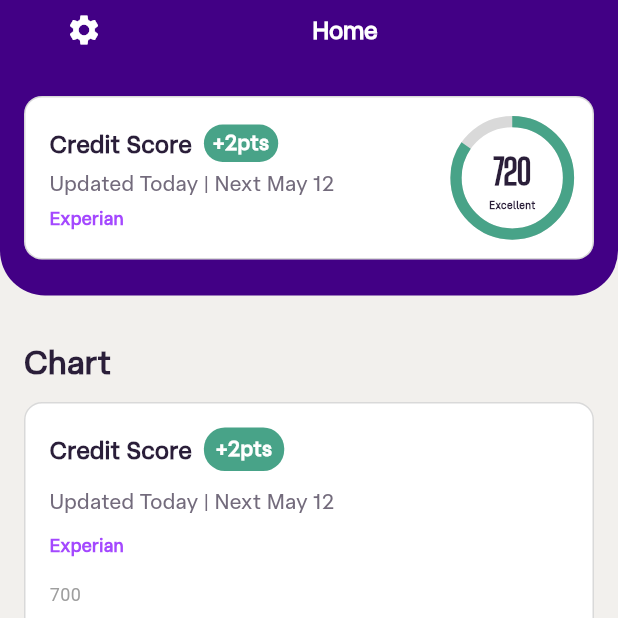
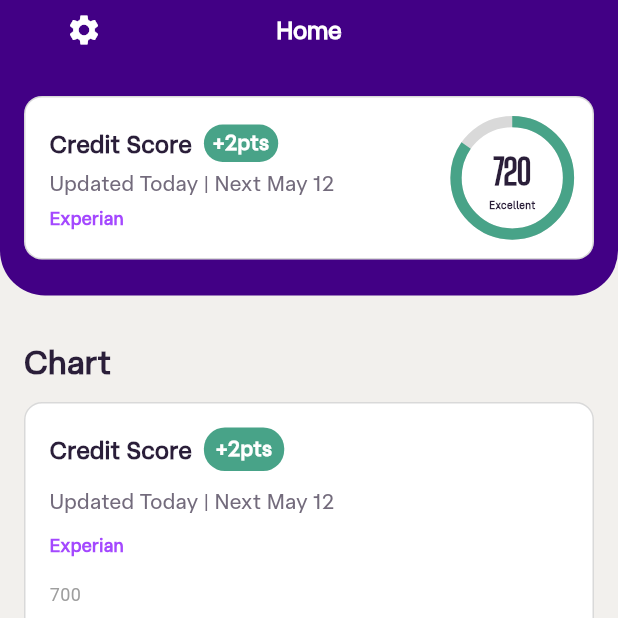
Before and after one commit to Tsames/ava_take_home, a Flutter app: the screen it shows after launch, after a tap on the "refresh" icon, on a phone screen of 412 x 824 dp, the top half of it. Run offline on Flutter 3.47's test engine with Material 3 defaults, Android fonts, the phone set to English and light mode, and no system bars; drawn by our look-alikes of fl_chart; our stand-ins replace flutter_riverpod, hive, hive_flutter; accounts and stored records are empty; Roboto replaces fonts that are missing (Inter).

Commit message:
Added modal and adjusted a few items. Added a README.

```diff
--- a/lib/common/repository/state_provider.dart
+++ b/lib/common/repository/state_provider.dart
@@ -7,6 +7,7 @@ import 'package:meet_ava_take_home/common/user_data.dart';
 
 import '../credit_account.dart';
 
+final feedbackVisibilityProvider = StateProvider<bool>((ref) => false);
 final creditScoreProvider = StateProvider<int>((ref) => 720);
 final totalBalanceProvider = StateProvider<int>((ref) => 8390);
 final creditBalanceProvider = StateProvider<int>((ref) => 75);
@@ -56,7 +57,6 @@ class UserDataNotifier extends StateNotifier<UserData?> {
       final storedData = await HiveStorageService.getUserData();
 
       if (storedData == null) {
-        // Save defaults if no data exists
         await HiveStorageService.saveUserData(_defaultUserData);
         state = _defaultUserData;
       } else {
--- a/lib/pages/home/custom_app_bar.dart
+++ b/lib/pages/home/custom_app_bar.dart
@@ -1,5 +1,4 @@
 import 'package:flutter/material.dart';
-import 'package:meet_ava_take_home/pages/settings/display/settings_display.dart';
 import 'package:meet_ava_take_home/pages/settings/settings_page.dart';
 
 import '../../common/styles/app_colors.dart';
@@ -13,17 +12,21 @@ class CustomAppBar extends StatelessWidget {
     return Container(
       padding: const EdgeInsets.only(left: 16, right: 16, bottom: 24, top: 8),
       decoration: BoxDecoration(color: AppColors.headBackground),
-      child: Row(
-        mainAxisAlignment: MainAxisAlignment.spaceBetween,
+      child: Stack(
+        alignment: Alignment.center,
         children: [
-          IconButton(
-            icon: Icon(Icons.settings, color: AppColors.white),
-            onPressed: () {
-              Navigator.of(context).push(MaterialPageRoute(builder: (context) => const SettingsPage()));
-            },
+          Center(
+            child: Text('Home', style: AppTextStyles.cardHeadlineStyle.copyWith(color: AppColors.white)),
           ),
-          Text('Home', style: AppTextStyles.cardHeadlineStyle.copyWith(color: AppColors.white)),
-          const SizedBox(),
+          Positioned(
+            left: 0,
+            child: IconButton(
+              icon: Icon(Icons.settings, color: AppColors.white),
+              onPressed: () {
+                Navigator.of(context).push(MaterialPageRoute(builder: (context) => const SettingsPage()));
+              },
+            ),
+          ),
         ],
       ),
     );
--- /dev/null
+++ b/lib/pages/home/feedback_modal.dart
@@ -0,0 +1,74 @@
+import 'package:flutter/material.dart';
+import 'package:flutter_riverpod/flutter_riverpod.dart';
+import 'package:meet_ava_take_home/common/styles/app_text_styles.dart';
+
+import '../../common/repository/state_provider.dart';
+import '../../common/styles/app_colors.dart';
+
+class FeedbackWidget extends ConsumerWidget {
+  const FeedbackWidget({super.key});
+
+  @override
+  Widget build(BuildContext context, WidgetRef ref) {
+    final isVisible = ref.watch(feedbackVisibilityProvider);
+    return AnimatedPositioned(
+      duration: const Duration(milliseconds: 500),
+      curve: Curves.easeInOut,
+      bottom: isVisible ? 0 : -500,
+      left: 0,
+      right: 0,
+      child: Container(
+        padding: const EdgeInsets.only(top: 25, left: 10, right: 10, bottom: 50),
+        decoration: BoxDecoration(
+          color: AppColors.pageBackground,
+          borderRadius: const BorderRadius.only(topLeft: Radius.circular(32), topRight: Radius.circular(32)),
+          border: Border(top: BorderSide(color: AppColors.pink, width: 15)),
+        ),
+        child: Center(
+          child: Column(
+            children: [
+              Text('Give us feedback!', style: AppTextStyles.cardHeadlineStyle),
+              SizedBox(height: 15),
+              TextField(
+                keyboardType: TextInputType.text,
+                style: AppTextStyles.settingsEditFieldData,
+                minLines: 3,
+                maxLines: 5,
+                decoration: InputDecoration(
+                  hintText: "It's been helpful so far!",
+                  hintStyle: AppTextStyles.settingsStaticFieldData,
+                  isDense: true,
+                  filled: true,
+                  fillColor: AppColors.white,
+                  contentPadding: const EdgeInsets.symmetric(horizontal: 10, vertical: 10),
+                  border: OutlineInputBorder(
+                    borderRadius: BorderRadius.circular(8),
+                    borderSide: const BorderSide(color: Colors.white, width: 0),
+                  ),
+                  focusedBorder: OutlineInputBorder(
+                    borderRadius: BorderRadius.circular(8),
+                    borderSide: const BorderSide(color: AppColors.headBackground),
+                  ),
+                ),
+              ),
+              SizedBox(height: 15),
+              ElevatedButton(
+                onPressed: () {
+                  final notifier = ref.read(feedbackVisibilityProvider.notifier);
+                  notifier.state = false;
+                },
+                style: ElevatedButton.styleFrom(
+                  backgroundColor: AppColors.headBackground,
+                  shape: RoundedRectangleBorder(borderRadius: BorderRadius.circular(8)),
+                ),
+                child: Center(
+                  child: Text("Send feedback", style: AppTextStyles.cardHeadlineStyle.copyWith(color: AppColors.white)),
+                ),
+              ),
+            ],
+          ),
+        ),
+      ),
+    );
+  }
+}
--- a/lib/pages/home/home_page.dart
+++ b/lib/pages/home/home_page.dart
@@ -1,6 +1,8 @@
 import 'package:flutter/material.dart';
+import 'package:flutter_riverpod/flutter_riverpod.dart';
 import 'package:meet_ava_take_home/common/styles/app_colors.dart';
 import 'package:meet_ava_take_home/pages/home/custom_app_bar.dart';
+import 'package:meet_ava_take_home/pages/home/feedback_modal.dart';
 import 'package:meet_ava_take_home/pages/home/floating_home_button.dart';
 import 'package:meet_ava_take_home/pages/home/home_page_section.dart';
 import 'package:meet_ava_take_home/pages/home/home_page_styled_card.dart';
@@ -11,16 +13,21 @@ import 'package:meet_ava_take_home/pages/home/sections/credit_details.dart';
 import 'package:meet_ava_take_home/pages/home/sections/credit_factors.dart';
 import 'package:meet_ava_take_home/pages/home/sections/credit_utilization.dart';
 
-class HomePage extends StatelessWidget {
+import '../../common/repository/state_provider.dart';
+
+class HomePage extends ConsumerWidget {
   const HomePage({super.key});
 
   @override
-  Widget build(BuildContext context) {
+  Widget build(BuildContext context, WidgetRef ref) {
+    final modalActive = ref.watch(feedbackVisibilityProvider);
     return Scaffold(
       appBar: AppBar(title: CustomAppBar(), backgroundColor: AppColors.headBackground),
       backgroundColor: AppColors.pageBackground,
-      floatingActionButton: FloatingHomeButton(),
-      body: Column(
+      floatingActionButton: !modalActive ? FloatingHomeButton() : null,
+      body: Stack(
+        children: [
+          Column(
             mainAxisAlignment: MainAxisAlignment.start,
             children: [
               Expanded(
@@ -30,7 +37,6 @@ class HomePage extends StatelessWidget {
                     mainAxisAlignment: MainAxisAlignment.start,
                     crossAxisAlignment: CrossAxisAlignment.center,
                     children: [
-                  // const CustomAppBar(),
                       const CreditDetails(),
                       const SizedBox(height: 12),
                       Padding(
@@ -56,6 +62,9 @@ class HomePage extends StatelessWidget {
               ),
             ],
           ),
+          FeedbackWidget(),
+        ],
+      ),
     );
   }
 }
--- a/lib/pages/settings/display/settings_display.dart
+++ b/lib/pages/settings/display/settings_display.dart
@@ -13,6 +13,11 @@ class SettingsDisplay extends ConsumerWidget {
   final VoidCallback onEnter;
 
   const SettingsDisplay({super.key, required this.onEnter});
+
+  void _exitSettings(BuildContext context, WidgetRef ref) {
+    ref.watch(feedbackVisibilityProvider.notifier).state = true;
+    Navigator.of(context).pop();
+  }
 
   @override
   Widget build(BuildContext context, WidgetRef ref) {
@@ -87,7 +92,7 @@ class SettingsDisplay extends ConsumerWidget {
           textColor: AppColors.white,
           backgroundColor: AppColors.headBackground,
           buttonText: "Confirm",
-          onPressedCallback: onEnter,
+          onPressedCallback: () => {_exitSettings(context, ref)},
         ),
       ],
     );
--- a/lib/pages/settings/edit/settings_edit.dart
+++ b/lib/pages/settings/edit/settings_edit.dart
@@ -34,11 +34,14 @@ class _SettingsEditState extends ConsumerState<SettingsEdit> {
   void initState() {
     super.initState();
     _formUserData = ref.read(userDataProvider) ?? UserData.empty();
+
+    WidgetsBinding.instance.addPostFrameCallback((_) {
+      _validateForm();
+    });
   }
 
   void _validateForm() {
     final validity = _formKey.currentState?.validate() ?? false;
-    print("Form is $validity");
     setState(() {
       _isFormValid = validity;
     });
```
Also changed, not shown: 1 other file. Lines whose indentation alone changed are shown as unchanged.
